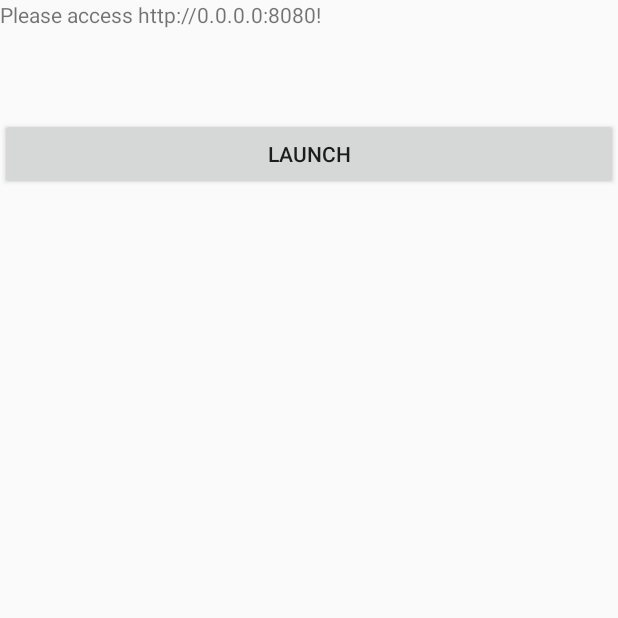
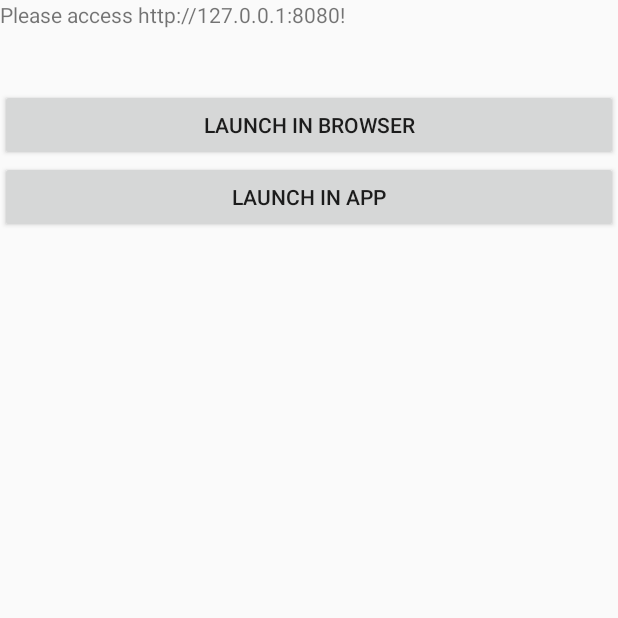
Before and after one commit to asavan/riverfight_android, an Android app: the screen it shows after launch (AndroidWebServerActivity), on a phone screen of 412 x 824 dp, the top half of it. Run offline under Robolectric (Android 15) with nearby library versions, the light colour scheme and no system bars; libraries missing offline, so code that uses them is left out: com.google.androidbrowserhelper.trusted, fi.iki.elonen; 2 statements that could not run were skipped.

Commit message:
Launch in TWA. add russian translations

```diff
--- a/app/src/main/java/xyz/atenalp/riverfight/android/AndroidWebServerActivity.java
+++ b/app/src/main/java/xyz/atenalp/riverfight/android/AndroidWebServerActivity.java
@@ -1,13 +1,17 @@
 package xyz.atenalp.riverfight.android;
 
 import android.app.Activity;
+import android.content.Context;
 import android.content.Intent;
 import android.net.Uri;
+import android.net.wifi.WifiInfo;
 import android.net.wifi.WifiManager;
+import android.text.format.Formatter;
 import android.os.Bundle;
-import android.view.View;
 import android.widget.Button;
 import android.widget.TextView;
+
+import com.google.androidbrowserhelper.trusted.LauncherActivity;
 
 import java.io.IOException;
 
@@ -15,45 +19,87 @@ import java.io.IOException;
 public class AndroidWebServerActivity extends Activity {
     private static final int STATIC_CONTENT_PORT = 8080;
     private static final int WEB_SOCKET_PORT = 8088;
+    public static final String LOCAL_IP = "127.0.0.1";
     private AndroidStaticAssetsServer server;
     private WebSocketBroadcastServer webSocketServer;
-    private int ipAddress;
 
     @Override
     public void onCreate(Bundle savedInstanceState) {
         super.onCreate(savedInstanceState);
         setContentView(R.layout.main);
-        final TextView hello = (TextView) findViewById(R.id.hello);
-        TextView textIpaddr = (TextView) findViewById(R.id.ipaddr);
-        WifiManager wifiManager = (WifiManager) getApplicationContext().getSystemService(WIFI_SERVICE);
+        Context applicationContext = getApplicationContext();
+        WifiManager wifiManager = (WifiManager) applicationContext.getSystemService(WIFI_SERVICE);
+
+        final String host = getHostOrLocal(wifiManager);
+        TextView textIpAddress = (TextView) findViewById(R.id.ipaddr);
+        textIpAddress.setText(getString(R.string.please, host));
         try {
-            ipAddress = wifiManager.getConnectionInfo().getIpAddress();
-            textIpaddr.setText(getString(R.string.please, getHost(ipAddress)));
-            server = new AndroidStaticAssetsServer(getApplicationContext(), STATIC_CONTENT_PORT, "www") {
-                @Override
-                public String onRequest(String file) {
-                    hello.setText(file);
-                    return super.onRequest(file);
-                }
-            };
-            webSocketServer = new WebSocketBroadcastServer(WEB_SOCKET_PORT);
-            webSocketServer.start(0);
-            Button btn = (Button) findViewById(R.id.button1);
-            btn.setOnClickListener(new View.OnClickListener() {
-                @Override
-                public void onClick(View v) {
-                    String redUrl = getHost(ipAddress) + "?color=red";
-                    startActivity(new Intent(Intent.ACTION_VIEW, Uri.parse(redUrl)));
-                }
-            });
+            server = new AndroidStaticAssetsServer(applicationContext, STATIC_CONTENT_PORT, "www");
+            if (!isHostLocal(host)) {
+                webSocketServer = new WebSocketBroadcastServer(WEB_SOCKET_PORT);
+                webSocketServer.start(0);
+            }
+            addButton(host);
+            addButton2(host);
+            launchTwa(host, applicationContext);
         } catch (IOException e) {
             e.printStackTrace();
         }
     }
 
-    private static String getHost(int ipAddress) {
-        String formatedIpAddress = android.text.format.Formatter.formatIpAddress(ipAddress);
-        return "http://" + formatedIpAddress + ":" + STATIC_CONTENT_PORT;
+    private void addButton(final String host) {
+        Button btn = (Button) findViewById(R.id.button1);
+        btn.setOnClickListener(v -> {
+            Uri launchUri = Uri.parse(getLaunchUrl(host));
+            startActivity(new Intent(Intent.ACTION_VIEW, launchUri));
+        });
+    }
+
+    private void addButton2(final String host) {
+        Button btn = (Button) findViewById(R.id.button2);
+        btn.setOnClickListener(v -> launchTwa(host, getApplicationContext()));
+    }
+
+    private void launchTwa(String host, Context context) {
+        Uri launchUri = Uri.parse(getLaunchUrl(host));
+        startActivity(new Intent(Intent.ACTION_VIEW, launchUri, context, LauncherActivity.class));
+    }
+
+    private static String getLaunchUrl(String host) {
+        if (isHostLocal(host)) {
+            return host;
+        }
+        return host + "/?color=red";
+    }
+
+    private static String getHostOrLocal(WifiManager wifiManager) {
+        String formattedIpAddress = getNullableHost(wifiManager);
+        if (formattedIpAddress != null) return formattedIpAddress;
+        return getHost(LOCAL_IP);
+    }
+
+    private static String getNullableHost(WifiManager wifiManager) {
+        if (wifiManager == null) {
+            return null;
+        }
+        WifiInfo connectionInfo = wifiManager.getConnectionInfo();
+        if (connectionInfo == null) {
+            return null;
+        }
+        int ipAddress = connectionInfo.getIpAddress();
+        if (ipAddress == 0) {
+            return null;
+        }
+        String formattedIpAddress = Formatter.formatIpAddress(ipAddress);
+        return getHost(formattedIpAddress);
+    }
+
+    private static boolean isHostLocal(String host) {
+        return host.contains(LOCAL_IP);
+    }
+
+    private static String getHost(String ip) {
+        return "http://" + ip + ":" + STATIC_CONTENT_PORT;
     }
 
     @Override
--- a/app/src/main/res/layout/main.xml
+++ b/app/src/main/res/layout/main.xml
@@ -10,14 +10,15 @@
         android:layout_height="wrap_content"
         android:paddingBottom="40dp"
         />
-    <TextView
-        android:id="@+id/hello"
-        android:layout_width="fill_parent"
-        android:layout_height="wrap_content"
-        />
     <Button
         android:id="@+id/button1"
         android:layout_width="match_parent"
         android:layout_height="wrap_content"
         android:text="@string/launch" />
+
+    <Button
+        android:id="@+id/button2"
+        android:layout_width="match_parent"
+        android:layout_height="wrap_content"
+        android:text="@string/launch_twa" />
 </LinearLayout>
--- a/app/src/main/res/values/strings.xml
+++ b/app/src/main/res/values/strings.xml
@@ -1,5 +1,6 @@
 <resources>
-    <string name="app_name">Речной бой</string>
-    <string name="launch">Launch</string>
+    <string name="app_name">River fight</string>
+    <string name="launch">Launch in browser</string>
+    <string name="launch_twa">Launch in app</string>
     <string name="please">Please access %1$s!</string>
 </resources>
```
Also changed, not shown: app/build.gradle (+9 -2 lines), app/src/main/AndroidManifest.xml (+23 -0 lines), 1 other file.
